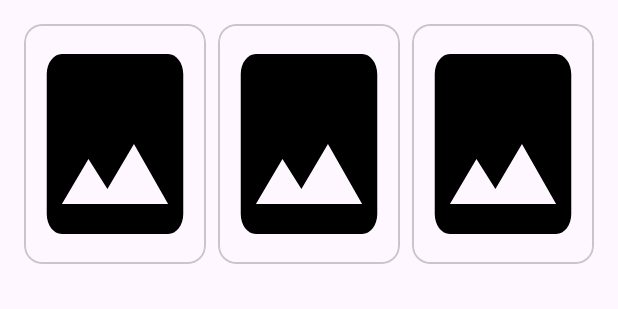
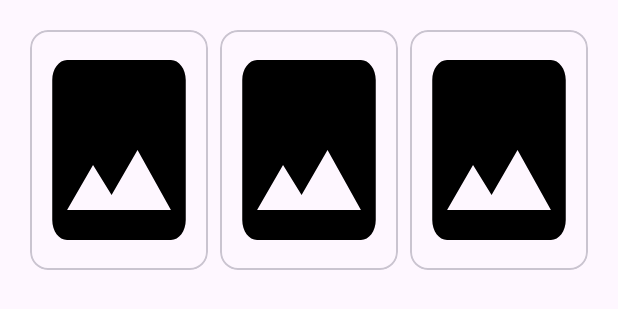
Before and after one commit to shahsamir97/CinemaHall, an Android app: the layout fragment_movie_list.xml on its own in the app's theme, with its tools: preview values and no code run, on a phone screen of 412 x 824 dp. Shown: the top 309 px of the screen. Run offline under Robolectric (Android 15) with nearby library versions, the phone set to English and light mode, and no system bars; network calls fail.

Commit message:
Add padding in MovieRecyclerView

```diff
--- a/app/src/main/res/layout/fragment_movie_list.xml
+++ b/app/src/main/res/layout/fragment_movie_list.xml
@@ -4,13 +4,13 @@
     xmlns:tools="http://schemas.android.com/tools"
     android:layout_width="match_parent"
     android:layout_height="match_parent"
-    android:padding="12dp"
     tools:context=".ui.movies.MovieListFragment">
 
     <androidx.recyclerview.widget.RecyclerView
         android:id="@+id/movieRecyclerView"
         android:layout_width="match_parent"
         android:layout_height="match_parent"
+        android:padding="16dp"
         android:clipToPadding="false"
         app:layout_constraintBottom_toBottomOf="parent"
         app:layout_constraintEnd_toEndOf="parent"
```
